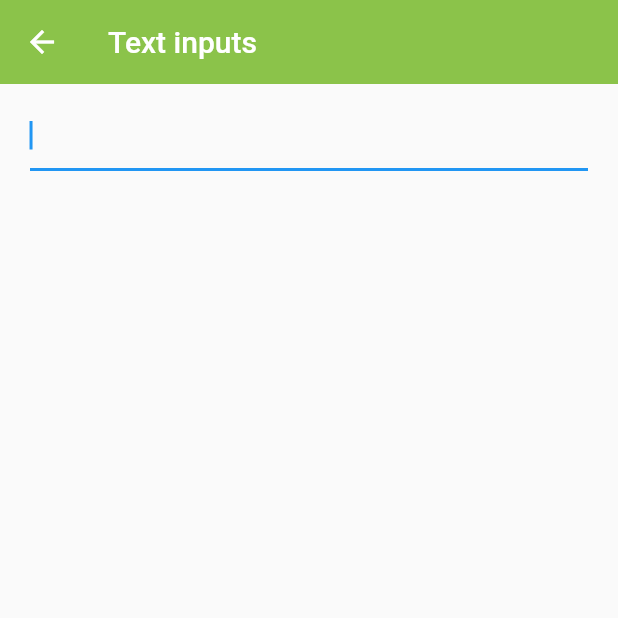
After one commit to Filohz/componentes, a Flutter app: the InputsScreen screen opened by its route, on a phone screen of 412 x 824 dp, the top half of it. The commit adds this screen. Run offline on Flutter 3.47's test engine with Material 2 defaults, Android fonts, the phone set to English and light mode, and no system bars.

Commit message:
add inputs screen and add textfield

```diff
--- a/lib/router/app_routes.dart
+++ b/lib/router/app_routes.dart
@@ -11,6 +11,7 @@ class AppRoutes {
     MenuOption(route: 'card',name: 'Card',icon: Icons.card_membership,screen: const CardScreen()),
     MenuOption(route: 'avatar',name: 'Avatar',icon: Icons.supervised_user_circle,screen: const AvatarScreen()),
     MenuOption(route: 'animated',name: 'Animated',icon: Icons.animation_sharp,screen: const AnimatedScreen()),
+    MenuOption(route: 'inputs',name: 'inputs',icon: Icons.input_outlined,screen: const InputsScreen()),
   ];
 
   static Map<String, Widget Function(BuildContext)> getAppRoutes() {
--- /dev/null
+++ b/lib/screens/inputs_screen.dart
@@ -0,0 +1,30 @@
+import 'package:flutter/material.dart';
+
+class InputsScreen extends StatelessWidget {
+  const InputsScreen({Key? key}) : super(key: key);
+
+  @override
+  Widget build(BuildContext context) {
+    return Scaffold(
+      appBar: AppBar(
+        title: const Text('Text inputs'),
+      ),
+      body: SingleChildScrollView(
+        child: Padding(
+          padding: const EdgeInsets.symmetric(horizontal: 20, vertical: 10),
+          child: Column(
+            children: [
+              TextField(
+                autofocus: true,
+                textCapitalization: TextCapitalization.words,
+                onChanged: (value) {
+                  print(value);
+                },
+              ),
+            ],
+          ),
+        ),
+      ),
+    );
+  }
+}
--- a/lib/screens/screens.dart
+++ b/lib/screens/screens.dart
@@ -3,4 +3,5 @@ export 'package:fl_componentes/screens/animated_screen.dart';
 export 'package:fl_componentes/screens/avatar_screen.dart';
 export 'package:fl_componentes/screens/card_screen.dart';
 export 'package:fl_componentes/screens/home_screen.dart';
+export 'package:fl_componentes/screens/inputs_screen.dart';
 export 'package:fl_componentes/screens/listview2_screen.dart';
```
